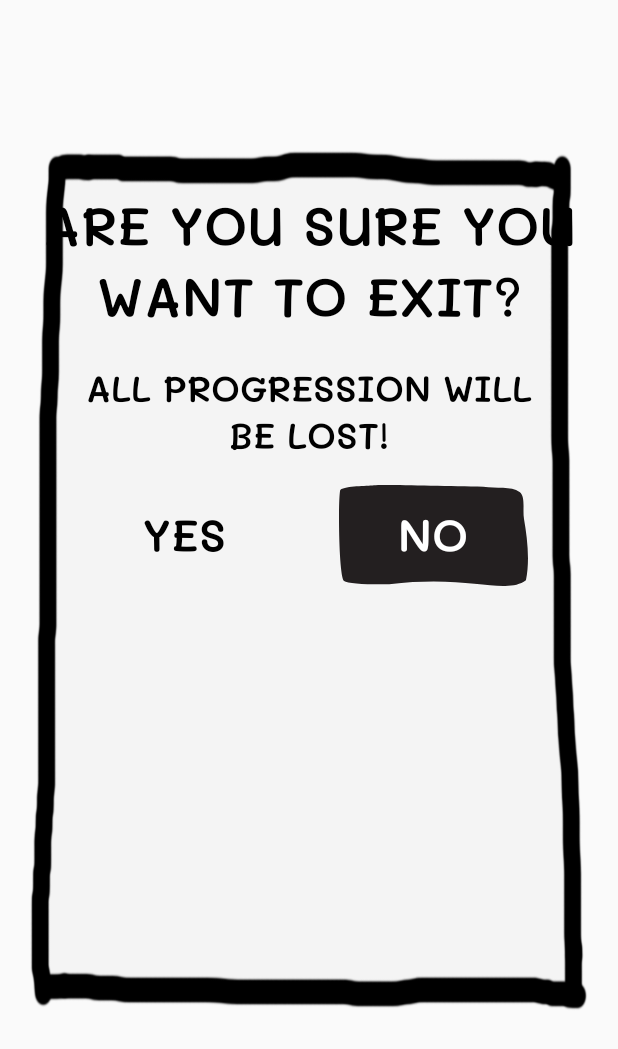
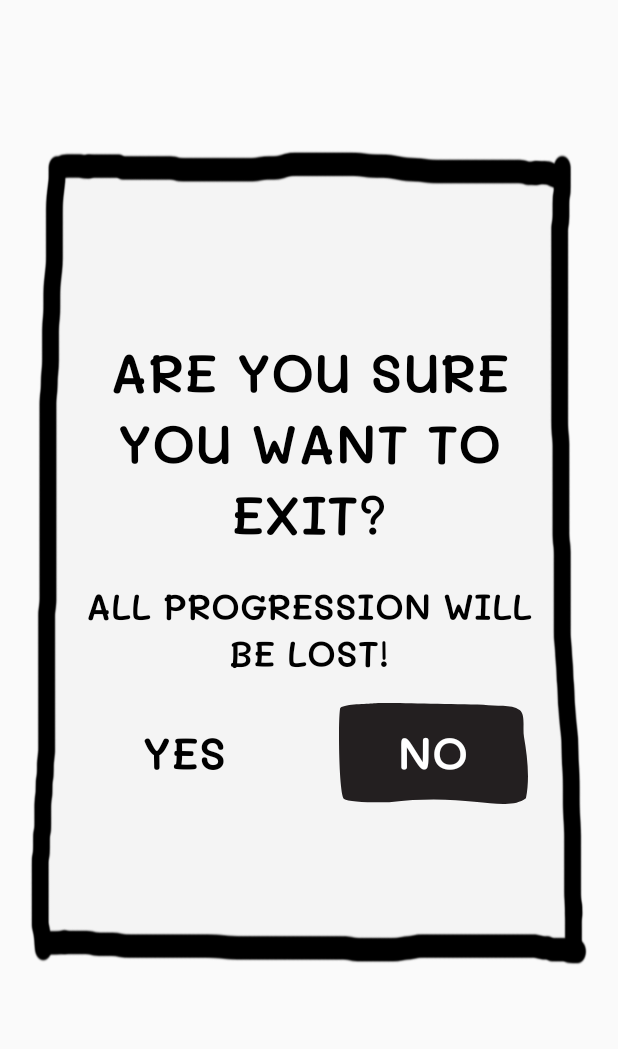
Before and after one commit to ChristianANoeddeboe/Hangman, an Android app: the layout fragment_exit_dialog.xml on its own in the app's theme, with its tools: preview values and no code run, on a phone screen of 412 x 824 dp. Shown: the top 1049 px of the screen. Run offline under Robolectric (Android 15) with nearby library versions, the phone set to English and light mode, and no system bars; network calls fail.

Commit message:
Fixed the layout for different screen sizes.

```diff
--- a/app/src/main/res/layout/fragment_exit_dialog.xml
+++ b/app/src/main/res/layout/fragment_exit_dialog.xml
@@ -7,16 +7,18 @@
     android:layout_marginLeft="20dp"
     android:layout_marginTop="100dp"
     android:layout_marginRight="20dp"
-    android:layout_marginBottom="150dp"
+    android:layout_marginBottom="180dp"
     android:background="@drawable/dialogbackground"
     android:orientation="vertical"
-    tools:context=".game.fragment.ExitDialogFragment">
+    tools:context=".game.fragment.ExitDialogFragment"
+    android:gravity="center">
 
     <TextView
         android:id="@+id/textView"
         android:layout_width="match_parent"
         android:layout_height="wrap_content"
-        android:layout_marginTop="10dp"
+        android:layout_marginLeft="20dp"
+        android:layout_marginRight="20dp"
         android:gravity="center"
         android:text="@string/exit_confirm1"
         android:textColor="@android:color/black"
@@ -55,7 +57,8 @@
             android:text="@string/yes"
             android:textColor="@android:color/black"
             android:textSize="30sp"
-            app:fontFamily="@font/malisemibold" />
+            app:fontFamily="@font/malisemibold"
+            android:layout_marginEnd="20dp" />
 
         <Button
             android:id="@+id/nobackbtn"
@@ -68,6 +71,7 @@
             android:text="@string/no"
             android:textColor="@android:color/white"
             android:textSize="30sp"
-            app:fontFamily="@font/malisemibold" />
+            app:fontFamily="@font/malisemibold"
+            android:layout_marginStart="20dp" />
     </LinearLayout>
 </LinearLayout>
```
